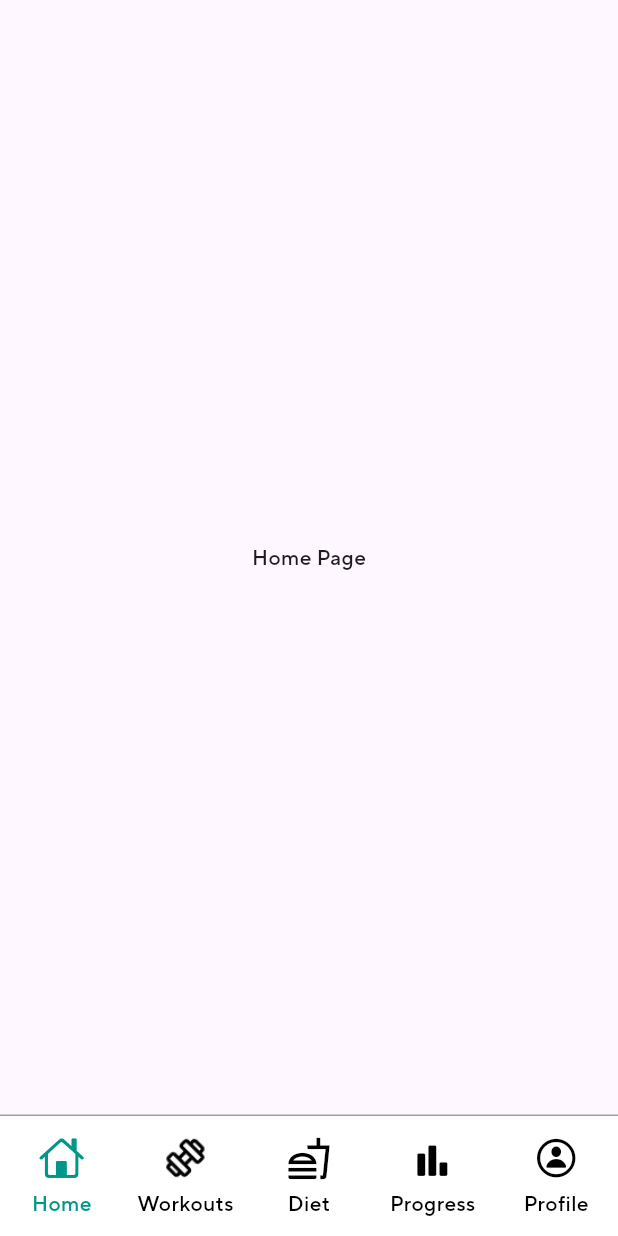
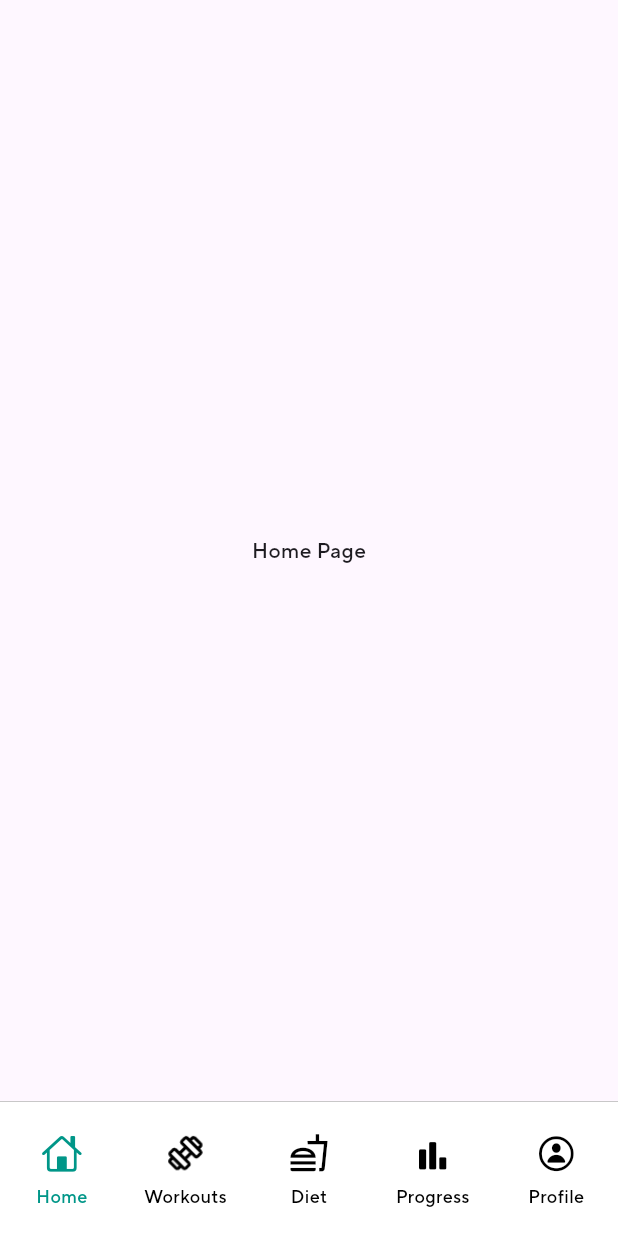
Before and after one commit to JerfDaRerf/HealthApp, a Flutter app: the screen it shows after launch, on a phone screen of 412 x 824 dp. Run offline on Flutter 3.47's test engine with Material 3 defaults, Android fonts, the light colour scheme and no system bars.

Commit message:
IOS Compatibility

```diff
--- a/fitnessapp/lib/themes/navigation_icon_themes.dart
+++ b/fitnessapp/lib/themes/navigation_icon_themes.dart
@@ -1,8 +1,8 @@
 import 'package:flutter/material.dart';
 
 class NavIconTheme {
-  static const double iconLabelFontSize = 14;
-  static const double iconSize = 30;
+  static const double iconLabelFontSize = 12;
+  static const double iconSize = 27;
   static const Color iconSelectedColor = Colors.teal;
   static const Color iconNotSelectedColor = Colors.black;
 }
--- a/fitnessapp/lib/views/navigation_wrapper.dart
+++ b/fitnessapp/lib/views/navigation_wrapper.dart
@@ -39,15 +39,17 @@ class _NavigationWrapper extends State<NavigationWrapper> {
   @override
   Widget build(BuildContext context) {
     return Scaffold(
-      bottomNavigationBar: Container(
+      bottomNavigationBar: SizedBox(
+        height: 90,
+        child: Container(
           decoration: _topBorder(),
-
           child: NavigationBarTheme(
             // sets the theme of the navigation bar
             data: _navigationBarThemeData(),
 
             // actual navigation bar
             child: _navigationBar(),
+          ),
         ),
       ),
 
@@ -64,7 +66,7 @@ class _NavigationWrapper extends State<NavigationWrapper> {
         border: Border(
           top: BorderSide(
             color: Colors.grey,
-            width: 1.0,
+            width: 0.5,
           )
         )
       );
```
Also changed, not shown: 3 other files. Lines whose indentation alone changed are shown as unchanged.
